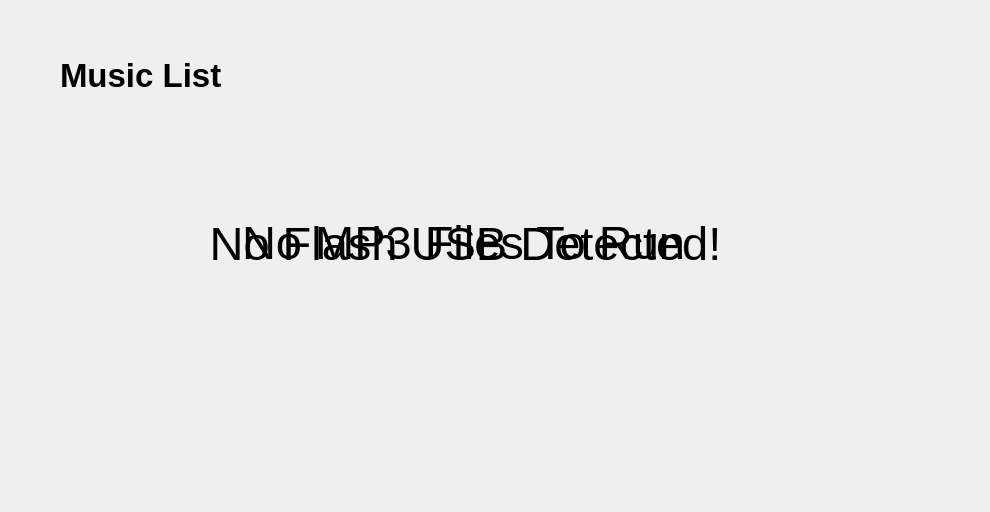
alzahraaelsallakh/Infotainment-System-Yocto, file infotainmentQt/mainscreen.ui: the form before one commit.
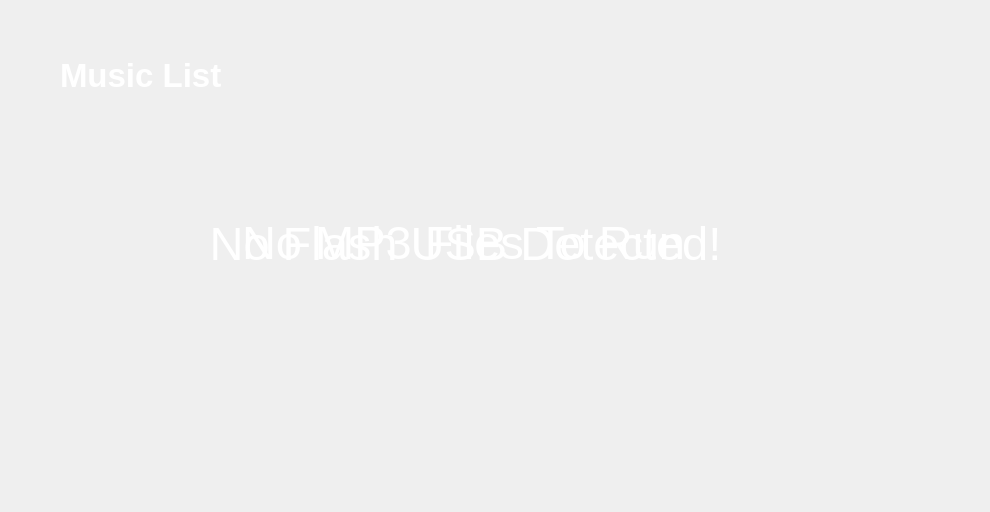
The form after the commit. Icons and pictures are not drawn.

Diff of the .ui file:
```diff
--- a/infotainmentQt/mainscreen.ui
+++ b/infotainmentQt/mainscreen.ui
@@ -547,7 +547,7 @@
        </property>
        <property name="styleSheet">
         <string notr="true">background-color: transparent;
-color: black;</string>
+color:white;</string>
        </property>
        <property name="frameShape">
         <enum>QFrame::StyledPanel</enum>
@@ -579,7 +579,7 @@
         </font>
        </property>
        <property name="styleSheet">
-        <string notr="true">color:black;</string>
+        <string notr="true">color:white;</string>
        </property>
        <property name="frameShape">
         <enum>QFrame::NoFrame</enum>
@@ -838,7 +838,7 @@
          </font>
         </property>
         <property name="styleSheet">
-         <string notr="true">color:black;</string>
+         <string notr="true">color:white;</string>
         </property>
         <property name="text">
          <string>No MP3 Files To Run</string>
@@ -896,7 +896,7 @@
         </font>
        </property>
        <property name="styleSheet">
-        <string notr="true">color:black;</string>
+        <string notr="true">color:white;</string>
        </property>
        <property name="text">
         <string>No Flash USB Detected!</string>
```
Left out of the diff: 103 changed lines with no effect on the pictures.
